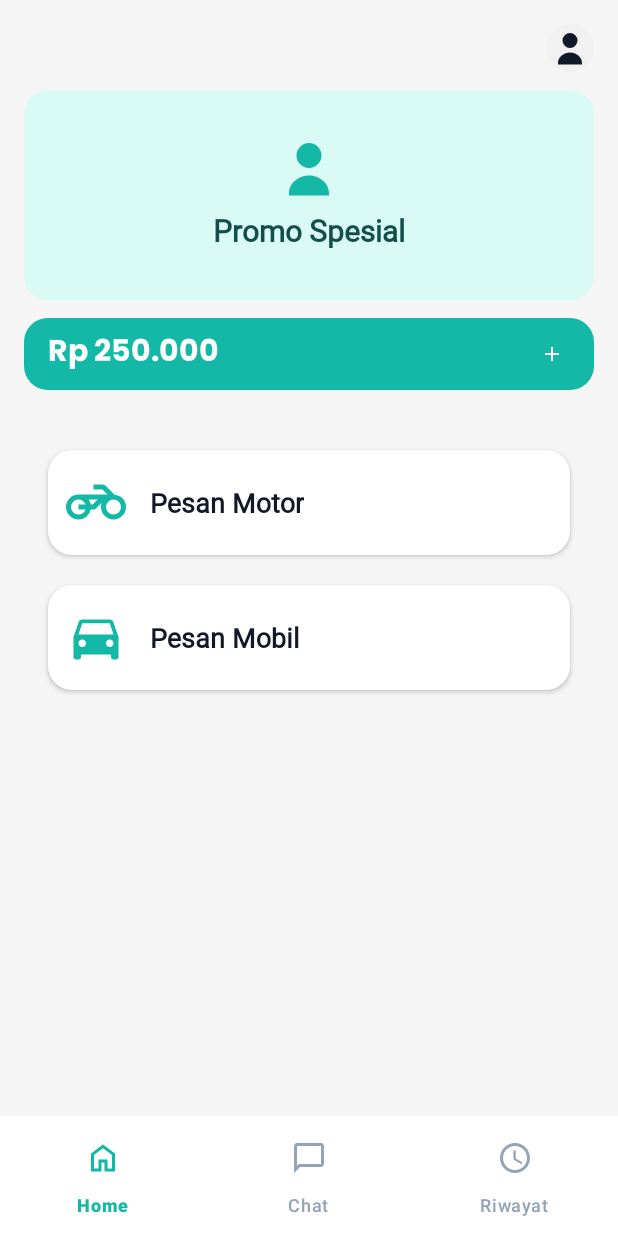
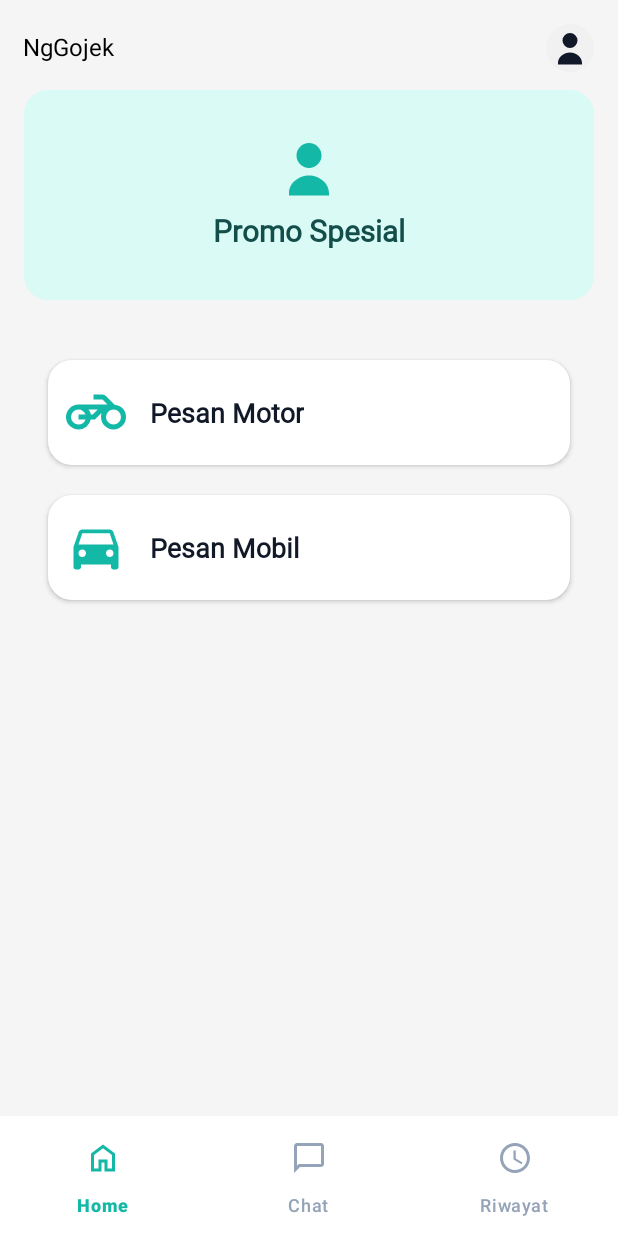
Before and after one commit to ShiraishiJunta/NgGojek, an Android app: the BerandaFragment screen opened directly, with no data from a screen before it, on a phone screen of 412 x 824 dp. Run offline under Robolectric (Android 15) with nearby library versions, the phone set to English and light mode, and no system bars.

Commit message:
added Logo Text

```diff
--- a/app/src/main/res/layout/fragment_beranda.xml
+++ b/app/src/main/res/layout/fragment_beranda.xml
@@ -6,9 +6,23 @@
     android:layout_width="match_parent"
     android:layout_height="match_parent"
     android:background="#F5F5F5">
-    <!-- GANTI: Background Neutral N-200 (Abu muda) agar modern -->
 
     <!-- Tombol Profile (Pojok Kanan Atas) -->
+
+    <TextView
+        android:layout_width="wrap_content"
+        android:layout_height="wrap_content"
+        android:text="NgGojek"
+        android:textColor="#000000"
+        android:textSize="16sp"
+        android:layout_marginBottom="10dp"
+        app:layout_constraintBottom_toTopOf="@+id/bannerPromo"
+        app:layout_constraintEnd_toStartOf="@+id/btnProfile"
+        app:layout_constraintHorizontal_bias="0.051"
+        app:layout_constraintStart_toStartOf="parent"
+        app:layout_constraintTop_toTopOf="parent"
+        app:layout_constraintVertical_bias="0.707" />
+
     <ImageView
         android:id="@+id/btnProfile"
         android:layout_width="32dp"
@@ -57,41 +71,7 @@
         <!-- TEXT: Warna Hijau Gelap (P-900) agar kontras -->
     </LinearLayout>
 
-    <!-- Kartu Saldo -->
-    <LinearLayout
-        android:id="@+id/saldoCard"
-        android:layout_width="0dp"
-        android:layout_height="48dp"
-        android:layout_marginStart="16dp"
-        android:layout_marginTop="12dp"
-        android:layout_marginEnd="16dp"
-        android:background="@drawable/bg_radius_primary"
-        android:gravity="center_vertical"
-        android:orientation="horizontal"
-        app:layout_constraintEnd_toEndOf="parent"
-        app:layout_constraintStart_toStartOf="parent"
-        app:layout_constraintTop_toBottomOf="@+id/bannerPromo">
-        <!-- BACKGROUND: Pakai drawable hijau utama (P-500) -->
 
-        <TextView
-            android:layout_width="0dp"
-            android:layout_height="wrap_content"
-            android:layout_weight="1"
-            android:paddingStart="16dp"
-            android:text="Rp 250.000"
-            android:fontFamily="@font/poppins_bold"
-            android:textColor="#FFFFFF"
-            android:textSize="20sp"
-            android:textStyle="bold" />
-
-        <ImageView
-            android:layout_width="24dp"
-            android:layout_height="24dp"
-            android:layout_marginEnd="16dp"
-            android:padding="4dp"
-            android:src="@drawable/add"
-            app:tint="#FFFFFF" />
-    </LinearLayout>
 
     <!-- Tombol Pesan Motor -->
     <LinearLayout
@@ -108,7 +88,7 @@
         android:padding="12dp"
         app:layout_constraintEnd_toEndOf="parent"
         app:layout_constraintStart_toStartOf="parent"
-        app:layout_constraintTop_toBottomOf="@+id/saldoCard">
+        app:layout_constraintTop_toBottomOf="@+id/bannerPromo">
         <!-- BACKGROUND: Putih dengan radius + elevation agar timbul -->
 
         <ImageView
```
